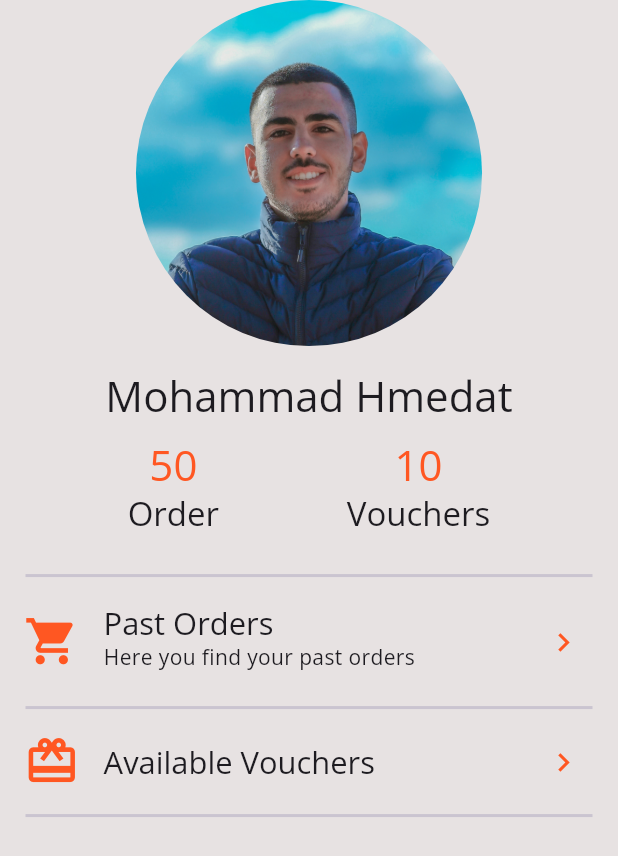
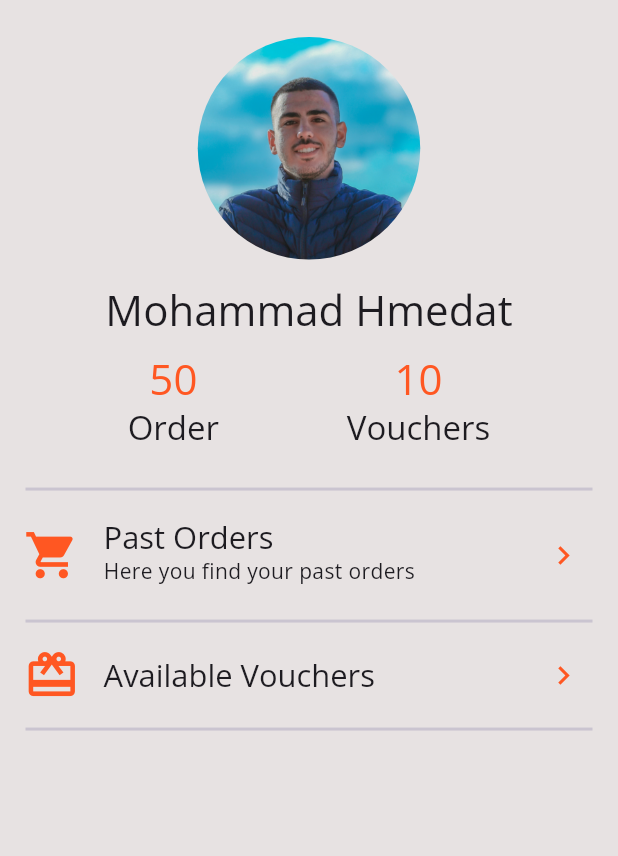
Before and after one commit to MohammadHumedat/Delifood-Application, a Flutter app: the AccountPage widget shown alone on an empty page, opened directly, on a phone screen of 412 x 824 dp. Shown: the top 856 px of the screen. Run offline on Flutter 3.47's test engine with Material 3 defaults, Android fonts, the phone set to English and light mode, and no system bars; network calls fail.

Commit message:
fix: fixing some layouts issues and widgets

```diff
--- a/lib/pages/account_page.dart
+++ b/lib/pages/account_page.dart
@@ -75,9 +75,11 @@ class AccountPage extends StatelessWidget {
         children: [
           if (!isLandScape) ...[
             // If the device is in portrait mode, show a smaller image
-
+            SizedBox(
+              height: size.height * 0.03, // Add some space at the top
+            ),
             Container(
-              height: size.height * 0.28,
+              height: size.height * 0.18,
               decoration: const BoxDecoration(
                 shape: BoxShape.circle,
                 image: DecorationImage(
--- a/lib/pages/home_page.dart
+++ b/lib/pages/home_page.dart
@@ -55,7 +55,10 @@ class HomePage extends StatelessWidget {
                 itemBuilder: (context, index) => GestureDetector(
                       onTap: () => {
                         Navigator.of(context).push(MaterialPageRoute(
-                            builder: (context) => FoodDetailsPage()))
+                            builder: (context) => FoodDetailsPage(
+                                  foodItem: food[
+                                      index], // Pass the food item to the details page
+                                )))
                       },
                       child: FoodGridItem(
                         foodIndex: index,
```
Also changed, not shown: lib/pages/favorite_page.dart (+12 -3 lines), lib/pages/food_details_page.dart (+12 -5 lines).
